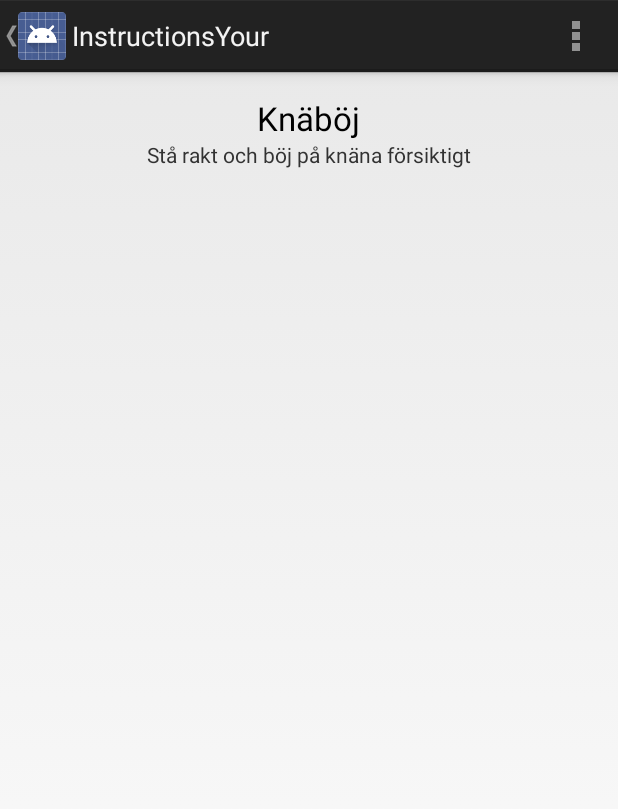
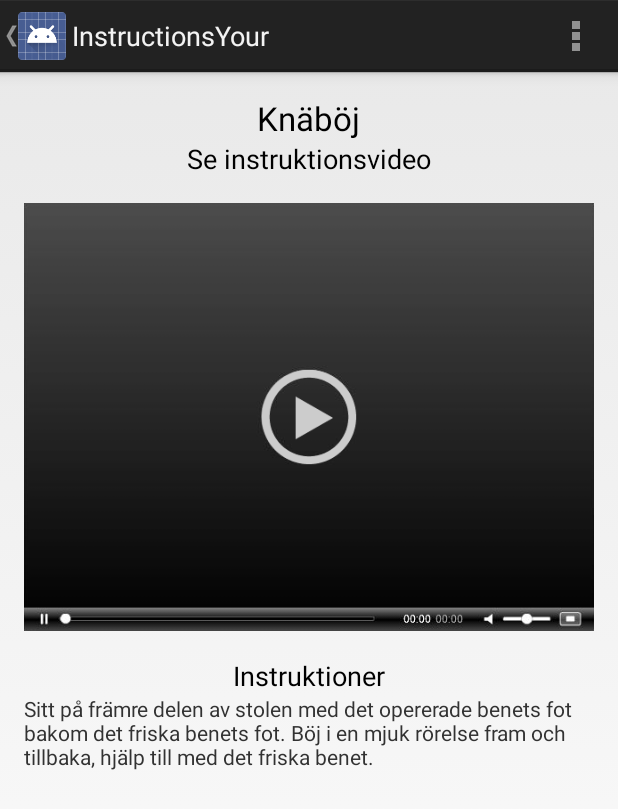
Before and after one commit to mbark/rehappilitering, an Android app: the screen it shows after launch (InstructionsYour), after a tap on "Knäböj", on a phone screen of 412 x 824 dp. Shown: the top 809 px of the screen. Run offline under Robolectric (Android 15) with nearby library versions, the phone set to English and light mode, and no system bars.

Commit message:
Berg övningssida
Conflicts:
	app/src/main/java/arkbarkberg/rehappilitering/YourExercises.java

```diff
--- a/app/src/main/java/arkbarkberg/rehappilitering/InstructionsYour.java
+++ b/app/src/main/java/arkbarkberg/rehappilitering/InstructionsYour.java
@@ -1,10 +1,15 @@
 package arkbarkberg.rehappilitering;
 
 import android.app.Activity;
+import android.content.Intent;
+import android.net.Uri;
 import android.os.Bundle;
 import android.util.Log;
 import android.view.Menu;
 import android.view.MenuItem;
+import android.view.View;
+import android.widget.Button;
+import android.widget.ImageView;
 import android.widget.TextView;
 
 import java.util.ArrayList;
@@ -12,14 +17,16 @@ import java.util.ArrayList;
 //Instruktioner om övningar. Skickas hit från YourExercisesListed. Kan vara samma kod som InstructionsAdd
 
 
-public class InstructionsYour extends Activity {
+public class InstructionsYour extends Activity implements View.OnClickListener {
+
+    Exercise e;
 
     @Override
     protected void onCreate(Bundle savedInstanceState) {
         super.onCreate(savedInstanceState);
         setContentView(R.layout.activity_instructions_your);
 
-        Exercise e = (Exercise)getIntent().getSerializableExtra("exercise");
+        e = (Exercise)getIntent().getSerializableExtra("exercise");
 
         if(e != null) {
             //Sätt in övningens text på skärmen
@@ -27,13 +34,20 @@ public class InstructionsYour extends Activity {
             TextView exerciseTitle = (TextView) findViewById(R.id.exerciseTitle);
             exerciseTitle.setText(e.getName());
 
-            //startActivity(new Intent(Intent.ACTION_VIEW, Uri.parse("http://www.youtube.com/watch?v=cxLG2wtE7TM")));
+            ImageView videoButton = (ImageView) findViewById(R.id.videoButton);
+            videoButton.setOnClickListener(this);
 
             TextView exerciseText = (TextView) findViewById(R.id.exerciseText);
             exerciseText.setText(e.getInstructions());
         }
     }
 
+    public void onClick(View v) {
+        startActivity(new Intent(Intent.ACTION_VIEW, Uri.parse(e.getVideoUrl())));
+        /*if(v.findViewById(R.id.videoButton).toString() == "videoButton"){
+
+        }*/
+    }
 
     @Override
     public boolean onCreateOptionsMenu(Menu menu) {
--- a/app/src/main/java/arkbarkberg/rehappilitering/YourExercises.java
+++ b/app/src/main/java/arkbarkberg/rehappilitering/YourExercises.java
@@ -53,7 +53,7 @@ public class YourExercises extends Fragment implements View.OnClickListener {
         thiscontext = container.getContext();
 
         //Skapar lite dummy content
-        Exercise exercise1 = new Exercise("Knäböj","Stå rakt och böj på knäna försiktigt", "www.youtube.com");
+        Exercise exercise1 = new Exercise("Knäböj","Sitt på främre delen av stolen med det opererade benets fot bakom det friska benets fot. Böj i en mjuk rörelse fram och tillbaka, hjälp till med det friska benet.", "https://www.youtube.com/watch?v=kAyl8KiQ8m0");
         Exercise exercise2 = new Exercise("Knävrid","Stå rakt och vrid på knäna försiktigt", "www.youtube.com");
         ExerciseProgram.addExercise(exercise1);
         ExerciseProgram.addExercise(exercise2);
--- a/app/src/main/res/layout/activity_instructions_your.xml
+++ b/app/src/main/res/layout/activity_instructions_your.xml
@@ -23,6 +23,30 @@
             android:id="@+id/exerciseTitle"
             android:layout_gravity="center_horizontal" />
 
+
+        <TextView
+            android:layout_width="wrap_content"
+            android:layout_height="wrap_content"
+            android:textAppearance="?android:attr/textAppearanceMedium"
+            android:text="Se instruktionsvideo"
+            android:id="@+id/textView"
+            android:layout_gravity="center_horizontal" />
+
+        <ImageView
+            android:src="@drawable/youtube_player"
+            android:layout_width="wrap_content"
+            android:layout_height="wrap_content"
+            android:id="@+id/videoButton"
+            android:layout_gravity="center_horizontal" />
+
+        <TextView
+            android:layout_width="wrap_content"
+            android:layout_height="wrap_content"
+            android:textAppearance="?android:attr/textAppearanceMedium"
+            android:text="Instruktioner"
+            android:id="@+id/exerciseSubtitle"
+            android:layout_gravity="center_horizontal" />
+
         <TextView
             android:layout_width="wrap_content"
             android:layout_height="wrap_content"
```
Also changed, not shown: app/src/main/res/drawable-hdpi/youtube_player.png (added).
